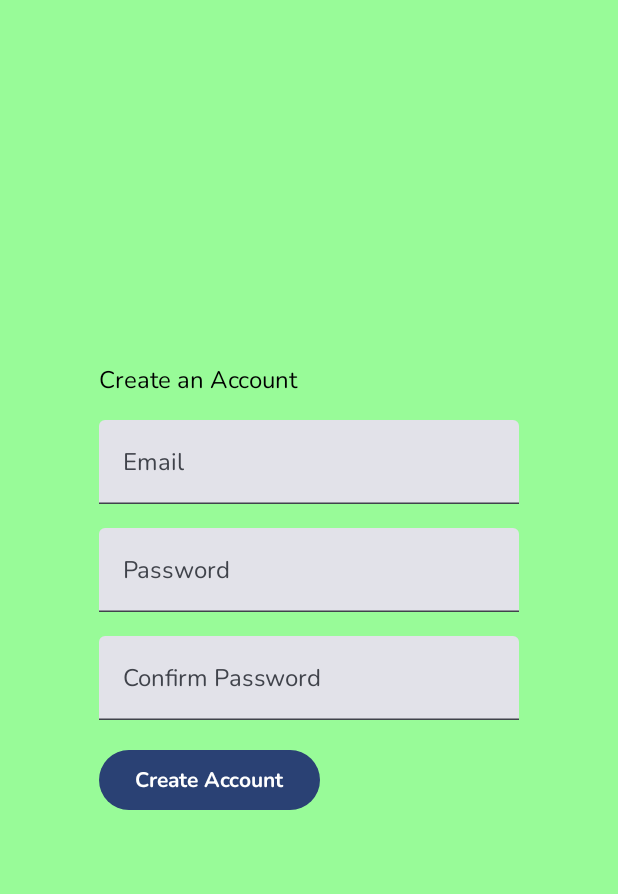
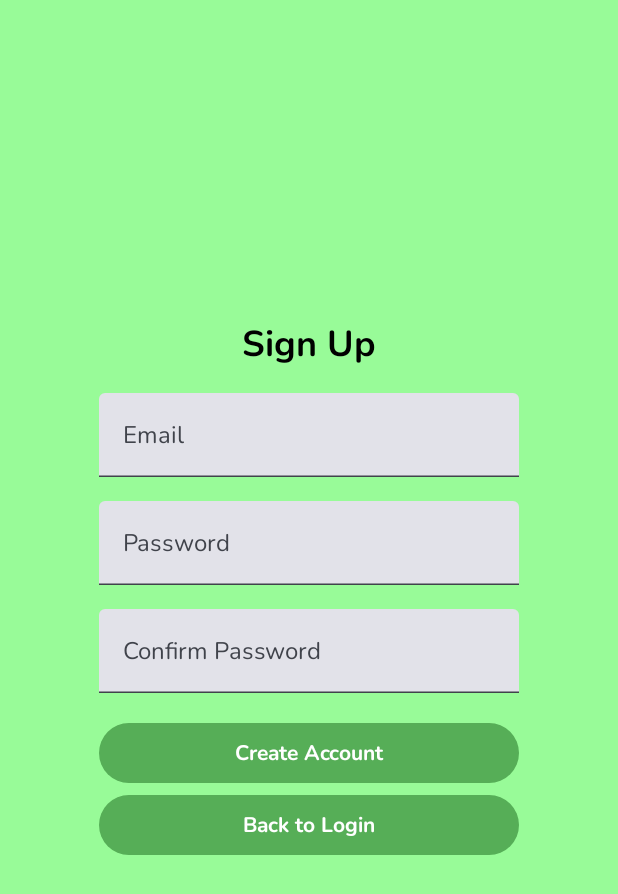
Before and after one commit to tommyho973/CheapChomp, an Android app built with Jetpack Compose: the RegistrationScreen screen opened through its navigation route, on a phone screen of 412 x 824 dp. Shown: the top 894 px of the screen. Run offline under Robolectric (Android 15) with nearby library versions, the phone set to English and light mode, and no system bars; our stand-ins replace Firebase (no records; nobody signed in at launch, a user with empty details on screens opened directly); libraries missing offline, so code that uses them is left out: java.time, kotlin.math.roundToInt; pictures from the network do not load.

Commit message:
Registration Screen basic styling

```diff
--- a/app/src/main/java/com/example/cheapchomp/MainActivity.kt
+++ b/app/src/main/java/com/example/cheapchomp/MainActivity.kt
@@ -86,6 +86,7 @@ import androidx.compose.ui.tooling.preview.Preview
 import androidx.compose.ui.unit.IntOffset
 import androidx.compose.ui.unit.IntSize
 import androidx.compose.ui.unit.dp
+import androidx.compose.ui.unit.sp
 import androidx.core.content.ContextCompat
 import androidx.navigation.NavController
 import androidx.navigation.compose.NavHost
@@ -291,7 +292,7 @@ fun LoginScreen(modifier: Modifier = Modifier, navController: NavController, aut
         verticalArrangement = Arrangement.Center
     ){
         Image(painter = painterResource(id = R.drawable.logo), contentDescription = "Logo")
-        Text("Welcome to CheapChomp!")
+        Text("Welcome to CheapChomp!", style = MaterialTheme.typography.headlineLarge)
         Spacer(modifier = Modifier.height(16.dp))
         // email textfield
         TextField(
@@ -366,19 +367,24 @@ fun RegistrationScreen(modifier: Modifier = Modifier, navController: NavControll
     var password by remember { mutableStateOf("") }
     var confirmPassword by remember { mutableStateOf("") }
     var message by remember { mutableStateOf("") } // display whether registration was successful
+    var textFieldSize2 by remember{mutableStateOf(IntSize.Zero)}
+
 
     Column (
         modifier = Modifier
             .fillMaxSize()
-            .wrapContentSize(Alignment.Center)
+            .wrapContentSize(Alignment.Center),
+        horizontalAlignment = Alignment.CenterHorizontally,
+        verticalArrangement = Arrangement.Center
     ){
-        Text("Create an Account")
+        Text("Sign Up", style = MaterialTheme.typography.headlineMedium)
         Spacer(modifier = Modifier.height(16.dp))
         // email textfield
         TextField(
             value = email,
             onValueChange = { email = it },
-            label = { Text("Email") }
+            label = { Text("Email") },
+            modifier = Modifier.onGloballyPositioned { coordinates ->textFieldSize2 = coordinates.size}
         )
         Spacer(modifier = Modifier.height(16.dp))
         // password textfield
@@ -429,10 +435,14 @@ fun RegistrationScreen(modifier: Modifier = Modifier, navController: NavControll
                                 }
                             }
                     }
-                }) {
+                }, colors = ButtonDefaults.buttonColors(containerColor = Color(0xFF56AE57)),
+                modifier = Modifier.width(with(LocalDensity.current){textFieldSize2.width.toDp()})) {
                 Text("Create Account")
             }
 
+        }
+        Button(onClick = { navController.navigate("LoginScreen") },colors = ButtonDefaults.buttonColors(containerColor = Color(0xFF56AE57)),modifier = Modifier.width(with(LocalDensity.current){textFieldSize2.width.toDp()})) {
+            Text("Back to Login")
         }
         Spacer(modifier = Modifier.height(16.dp))
         Text(message, modifier = Modifier.widthIn(max = 250.dp)) // display success or fail
```
